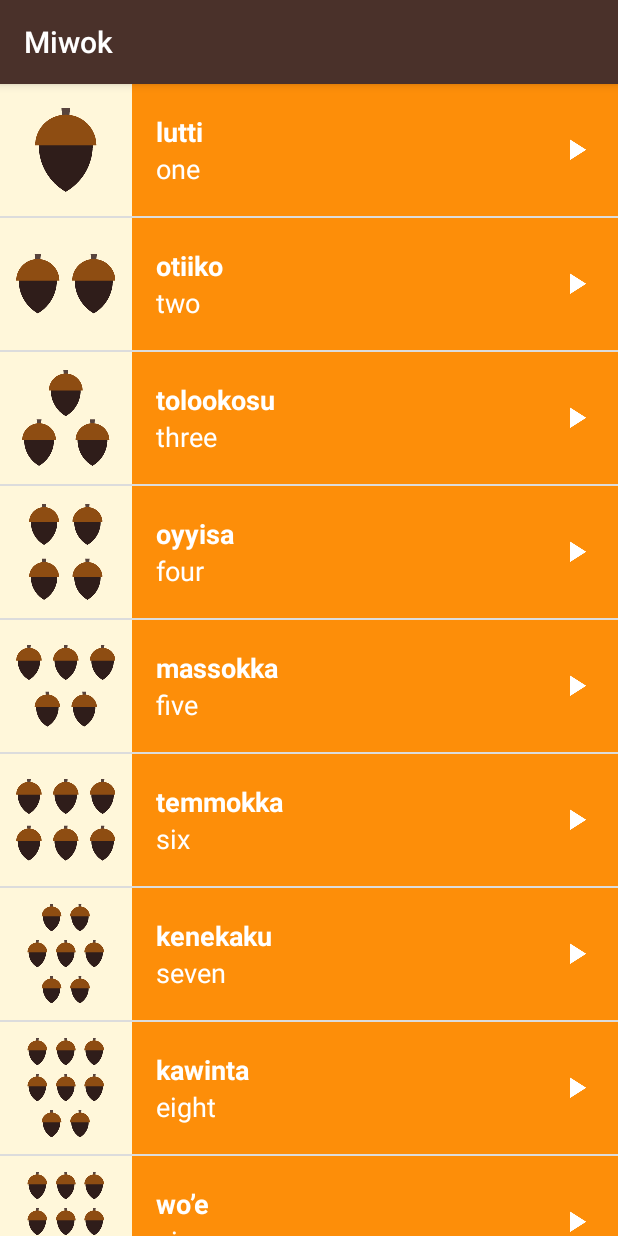
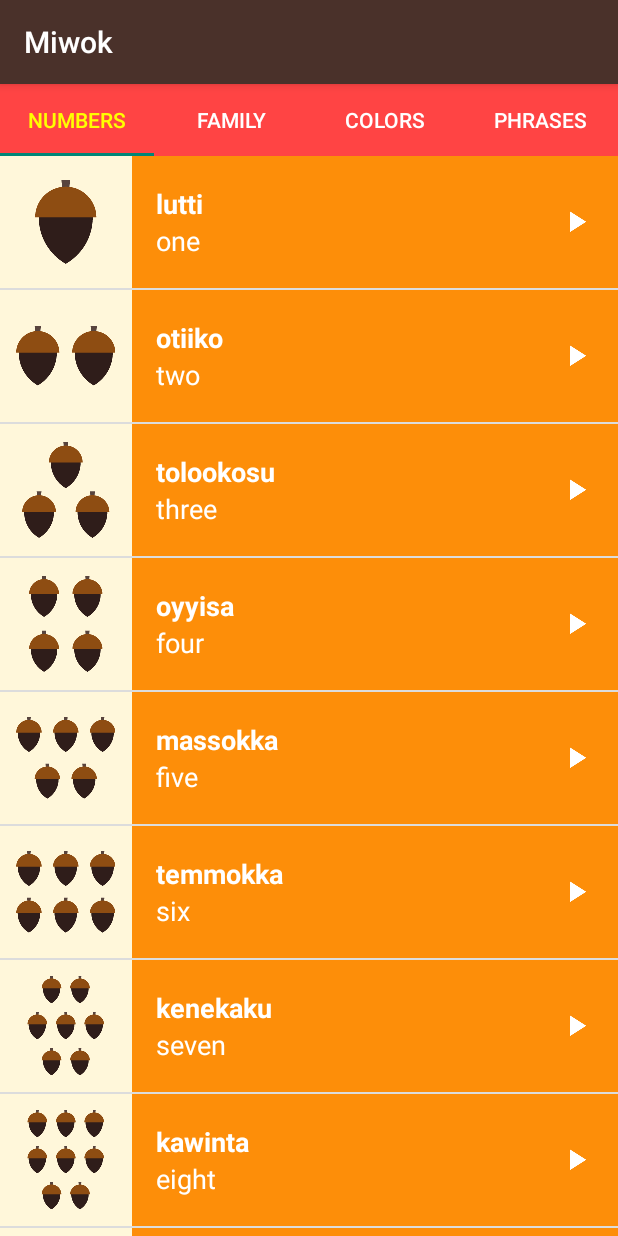
Before and after one commit to thatsabhi22/udacity-Miwok-app, an Android app: the screen it shows after launch (MainActivity), on a phone screen of 412 x 824 dp. Run offline under Robolectric (Android 15) with nearby library versions, the phone set to English and light mode, and no system bars.

Commit message:
Adding the Tablayout to the Viewpager Reformat and Rearrange Code

```diff
--- a/app/src/main/java/com/example/android/miwok/FamilyFragment.java
+++ b/app/src/main/java/com/example/android/miwok/FamilyFragment.java
@@ -22,7 +22,7 @@
 /**
  * A simple {@link Fragment} subclass.
  */
-public class FamilyFragment extends Fragment{
+public class FamilyFragment extends Fragment {
 
     /**
      * Declaring global variable for MediaPlayer Class
--- a/app/src/main/java/com/example/android/miwok/MainActivity.java
+++ b/app/src/main/java/com/example/android/miwok/MainActivity.java
@@ -1,5 +1,6 @@
 package com.example.android.miwok;
 
+import android.support.design.widget.TabLayout;
 import android.support.v4.view.ViewPager;
 import android.support.v7.app.AppCompatActivity;
 import android.os.Bundle;
@@ -20,5 +21,10 @@
         MiwokFragmentPagerAdapter miwokFragmentPagerAdapter = new MiwokFragmentPagerAdapter(getSupportFragmentManager());
 
         viewPager.setAdapter(miwokFragmentPagerAdapter);
+
+
+        // Give the TabLayout the ViewPager
+        TabLayout tabLayout = (TabLayout) findViewById(R.id.sliding_tabs);
+        tabLayout.setupWithViewPager(viewPager);
     }
 }
--- a/app/src/main/java/com/example/android/miwok/MiwokFragmentPagerAdapter.java
+++ b/app/src/main/java/com/example/android/miwok/MiwokFragmentPagerAdapter.java
@@ -9,6 +9,8 @@
  */
 
 public class MiwokFragmentPagerAdapter extends FragmentPagerAdapter {
+
+    private String tabTitles[] = new String[]{"Numbers", "Family", "Colors", "Phrases"};
 
     public MiwokFragmentPagerAdapter(FragmentManager fm) {
         super(fm);
@@ -31,4 +33,12 @@
     public int getCount() {
         return 4;
     }
+
+
+    @Override
+    public CharSequence getPageTitle(int position) {
+        // Generate title based on item position
+        return tabTitles[position];
+    }
+
 }
--- a/app/src/main/res/layout/activity_category.xml
+++ b/app/src/main/res/layout/activity_category.xml
@@ -1,9 +1,19 @@
 <?xml version="1.0" encoding="utf-8"?>
 <LinearLayout xmlns:android="http://schemas.android.com/apk/res/android"
+    xmlns:app="http://schemas.android.com/apk/res-auto"
     android:id="@+id/container"
     android:layout_width="match_parent"
     android:layout_height="match_parent"
     android:orientation="vertical">
+
+    <android.support.design.widget.TabLayout
+        android:id="@+id/sliding_tabs"
+        android:layout_width="match_parent"
+        android:layout_height="wrap_content"
+        android:background="@android:color/holo_red_light"
+        app:tabMode="fixed"
+        app:tabSelectedTextColor="#ffff00"
+        app:tabTextColor="@android:color/white" />
 
     <android.support.v4.view.ViewPager
         android:id="@+id/viewpager"
--- a/app/src/main/res/layout/word_list.xml
+++ b/app/src/main/res/layout/word_list.xml
@@ -4,6 +4,6 @@
     android:id="@+id/list"
     android:layout_width="match_parent"
     android:layout_height="match_parent"
+    android:drawSelectorOnTop="true"
     android:orientation="vertical"
-    android:drawSelectorOnTop="true"
     tools:context="com.example.android.miwok.MainActivity" />
```
